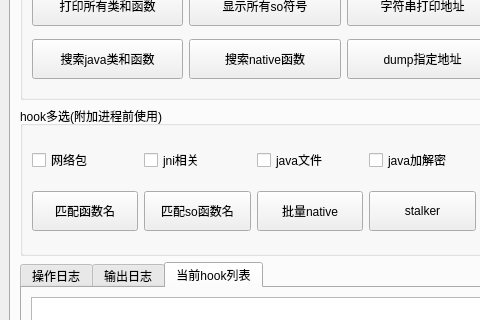
Before: the Qt Designer form ui/kmain.ui in dqzg12300/fridaUiTools, drawn with Qt 5; both pictures show x 0 to 480 and y 117 to 437 of the 845 by 804 pixel window.
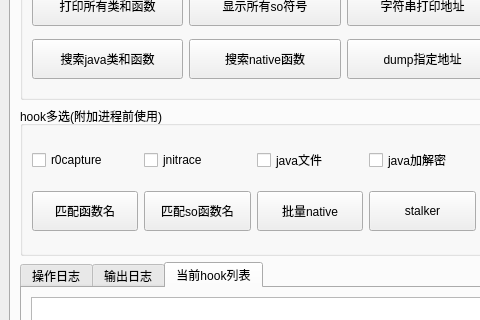
After: the same form once the commit is applied.

The edit to the form file:
```diff
--- a/ui/kmain.ui
+++ b/ui/kmain.ui
@@ -187,14 +187,14 @@
              <item row="0" column="0">
               <widget class="QCheckBox" name="chkNetwork">
                <property name="text">
-                <string>网络包</string>
+                <string>r0capture</string>
                </property>
               </widget>
              </item>
              <item row="0" column="1">
               <widget class="QCheckBox" name="chkJni">
                <property name="text">
-                <string>jni相关</string>
+                <string>jnitrace</string>
                </property>
               </widget>
              </item>
```
